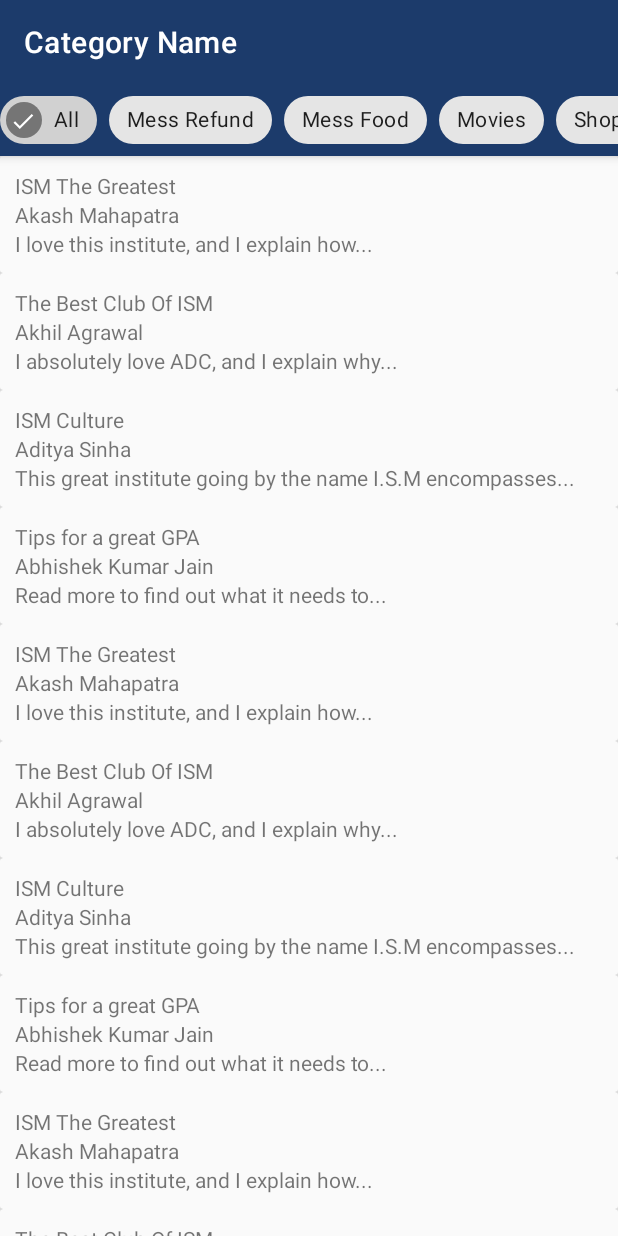
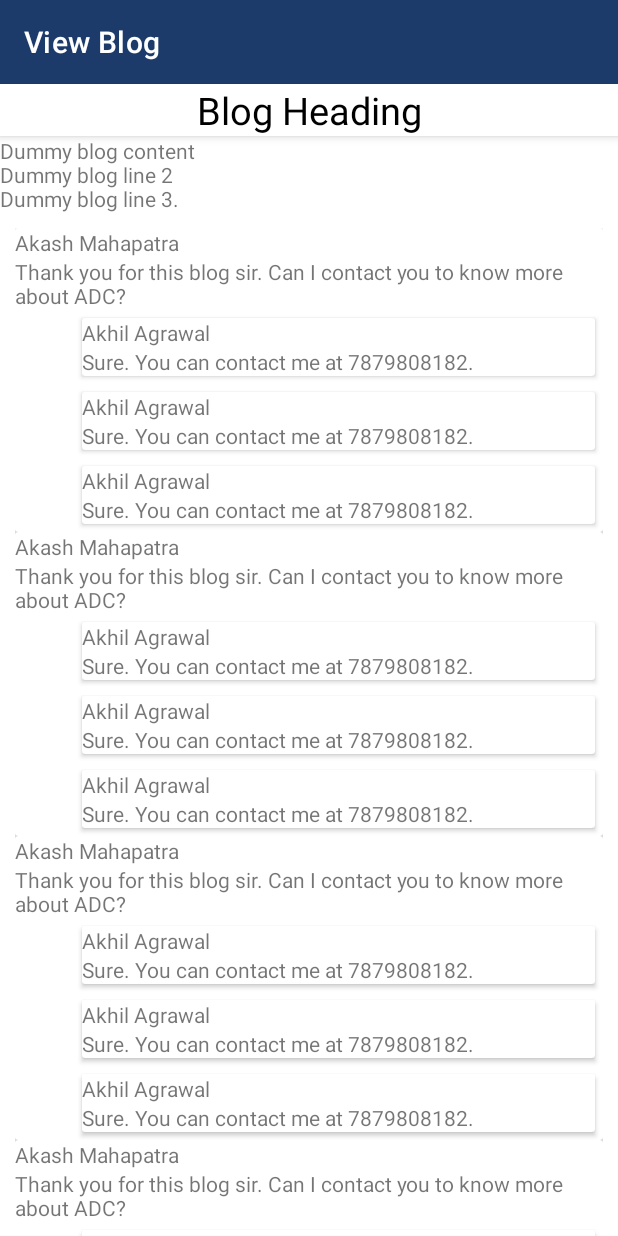
Before and after one commit to akhilagrawal123/ExpertISM, an Android app: the CategoryActivity screen opened directly, with no data from a screen before it, after a tap on "ISM The Greatest", on a phone screen of 412 x 824 dp. Run offline under Robolectric (Android 15) with nearby library versions, the light colour scheme and no system bars.

Commit message:
Completed Basic Structure of ViewBlogActivity

```diff
--- a/app/src/main/AndroidManifest.xml
+++ b/app/src/main/AndroidManifest.xml
@@ -9,7 +9,9 @@
         android:roundIcon="@mipmap/ic_launcher_round"
         android:supportsRtl="true"
         android:theme="@style/AppTheme">
-        <activity android:name=".MyProfileActivity"></activity>
+        <activity android:name=".CreateBlogActivity"></activity>
+        <activity android:name=".ViewBlogActivity" />
+        <activity android:name=".MyProfileActivity" />
         <activity
             android:name=".DevelopersActivity"
             android:label="Developers" />
--- a/app/src/main/java/android/example/expertism/CategoryActivity.java
+++ b/app/src/main/java/android/example/expertism/CategoryActivity.java
@@ -4,6 +4,7 @@ import androidx.appcompat.app.AppCompatActivity;
 import androidx.recyclerview.widget.LinearLayoutManager;
 import androidx.recyclerview.widget.RecyclerView;
 
+import android.content.Intent;
 import android.os.Bundle;
 import android.util.Log;
 import android.view.View;
@@ -11,6 +12,7 @@ import android.widget.Toast;
 
 import com.google.android.material.chip.Chip;
 import com.google.android.material.chip.ChipGroup;
+import com.google.android.material.floatingactionbutton.FloatingActionButton;
 
 import java.util.ArrayList;
 import java.util.HashSet;
@@ -51,6 +53,14 @@ public class CategoryActivity extends AppCompatActivity implements PreviewAdapte
         chipGroupSubCategory.setOnCheckedChangeListener(chipCheckChangeListener);
 
         prepareChips();
+
+        FloatingActionButton fab = findViewById(R.id.fabCreateBlog);
+        fab.setOnClickListener(new View.OnClickListener() {
+            @Override
+            public void onClick(View v) {
+                startActivity(new Intent(CategoryActivity.this, CreateBlogActivity.class));
+            }
+        });
     }
 
     private void prepareSubCategoryList() {
@@ -97,6 +107,7 @@ public class CategoryActivity extends AppCompatActivity implements PreviewAdapte
     @Override
     public void onDomainClick(int position) {
         Toast.makeText(this, "Written by " + previewList.get(position).writerName, Toast.LENGTH_SHORT).show();
+        startActivity(new Intent(this, ViewBlogActivity.class));
     }
 
     void prepareChips(){
--- /dev/null
+++ b/app/src/main/java/android/example/expertism/CreateBlogActivity.java
@@ -0,0 +1,14 @@
+package android.example.expertism;
+
+import androidx.appcompat.app.AppCompatActivity;
+
+import android.os.Bundle;
+
+public class CreateBlogActivity extends AppCompatActivity {
+
+    @Override
+    protected void onCreate(Bundle savedInstanceState) {
+        super.onCreate(savedInstanceState);
+        setContentView(R.layout.activity_create_blog);
+    }
+}
--- /dev/null
+++ b/app/src/main/java/android/example/expertism/MainCommentAdapter.java
@@ -0,0 +1,92 @@
+package android.example.expertism;
+
+import android.content.Context;
+import android.view.LayoutInflater;
+import android.view.View;
+import android.view.ViewGroup;
+import android.widget.TextView;
+
+import androidx.annotation.NonNull;
+import androidx.recyclerview.widget.LinearLayoutManager;
+import androidx.recyclerview.widget.RecyclerView;
+
+import java.util.ArrayList;
+import java.util.HashSet;
+import java.util.List;
+
+public class MainCommentAdapter extends RecyclerView.Adapter<MainCommentAdapter.PreviewViewHolder>{
+
+    /*List<PreviewItem> list;
+    PreviewListener listener;*/
+
+    Context context;
+
+    public MainCommentAdapter(Context context){
+        this.context = context;
+    }
+
+    @NonNull
+    @Override
+    public PreviewViewHolder onCreateViewHolder(@NonNull ViewGroup parent, int viewType) {
+        View view = LayoutInflater.from(parent.getContext()).inflate(R.layout.card_main_comment, parent, false);
+        return new PreviewViewHolder(view);
+    }
+
+    @Override
+    public void onBindViewHolder(@NonNull PreviewViewHolder holder, int position) {
+        /*holder.textViewHeading.setText(list.get(position).heading);
+        holder.textViewWriter.setText(list.get(position).writerName);
+        holder.textViewPreview.setText(list.get(position).previewText);*/
+        holder.recyclerViewReplyComment.setAdapter(new ReplyCommentAdapter());
+        holder.recyclerViewReplyComment.setLayoutManager(new LinearLayoutManager(context, RecyclerView.VERTICAL, false));
+    }
+
+    @Override
+    public int getItemCount() {
+        return 10;
+    }
+
+    public class PreviewViewHolder extends RecyclerView.ViewHolder implements View.OnClickListener{
+
+        //PreviewListener previewListener;
+        TextView textViewUserName, textViewComment;
+        RecyclerView recyclerViewReplyComment;
+        public PreviewViewHolder(@NonNull View itemView) {
+            super(itemView);
+            textViewUserName = itemView.findViewById(R.id.textViewUserName);
+            textViewComment = itemView.findViewById(R.id.textViewComment);
+            recyclerViewReplyComment = itemView.findViewById(R.id.recyclerViewReplyComments);
+            //textViewPreview = itemView.findViewById(R.id.textViewPreview);
+            //previewListener = listener;
+            itemView.setOnClickListener(this);
+        }
+
+        @Override
+        public void onClick(View v) {
+            //previewListener.onDomainClick(getAdapterPosition());
+        }
+    }
+
+    public static class PreviewItem{
+        String heading;
+        String writerName;
+        String previewText;
+        HashSet<Integer> subCategorySet;
+
+        public PreviewItem(String heading, String writerName, String previewText, HashSet<Integer> subCategorySet) {
+            this.heading = heading;
+            this.writerName = writerName;
+            this.previewText = previewText;
+            this.subCategorySet = subCategorySet;
+        }
+    }
+
+    /*public void updateData(List<PreviewItem> newList){
+        list = newList;
+        notifyDataSetChanged();
+    }
+
+    public interface PreviewListener{
+        void onDomainClick(int position);
+    }*/
+}
--- /dev/null
+++ b/app/src/main/java/android/example/expertism/ReplyCommentAdapter.java
@@ -0,0 +1,85 @@
+package android.example.expertism;
+
+import android.view.LayoutInflater;
+import android.view.View;
+import android.view.ViewGroup;
+import android.widget.TextView;
+
+import androidx.annotation.NonNull;
+import androidx.recyclerview.widget.RecyclerView;
+
+import java.util.ArrayList;
+import java.util.HashSet;
+import java.util.List;
+
+public class ReplyCommentAdapter extends RecyclerView.Adapter<ReplyCommentAdapter.PreviewViewHolder>{
+
+    /*List<PreviewItem> list;
+    PreviewListener listener;*/
+
+    /*public ReplyCommentAdapter(List<PreviewItem> list, PreviewListener listener) {
+        this.list = list;
+        this.listener = listener;
+    }*/
+
+    @NonNull
+    @Override
+    public PreviewViewHolder onCreateViewHolder(@NonNull ViewGroup parent, int viewType) {
+        View view = LayoutInflater.from(parent.getContext()).inflate(R.layout.card_reply_comment, parent, false);
+        return new PreviewViewHolder(view);
+    }
+
+    @Override
+    public void onBindViewHolder(@NonNull PreviewViewHolder holder, int position) {
+        /*holder.textViewHeading.setText(list.get(position).heading);
+        holder.textViewWriter.setText(list.get(position).writerName);
+        holder.textViewPreview.setText(list.get(position).previewText);*/
+    }
+
+    @Override
+    public int getItemCount() {
+        return 3;
+    }
+
+    public class PreviewViewHolder extends RecyclerView.ViewHolder implements View.OnClickListener{
+
+        //PreviewListener previewListener;
+        TextView textViewHeading, textViewWriter, textViewPreview;
+        public PreviewViewHolder(@NonNull View itemView) {
+            super(itemView);
+            /*textViewHeading = itemView.findViewById(R.id.textViewHeading);
+            textViewWriter = itemView.findViewById(R.id.textViewWriter);
+            textViewPreview = itemView.findViewById(R.id.textViewPreview);
+            previewListener = listener;
+            itemView.setOnClickListener(this);*/
+        }
+
+        @Override
+        public void onClick(View v) {
+            //previewListener.onDomainClick(getAdapterPosition());
+        }
+    }
+
+    public static class PreviewItem{
+        String heading;
+        String writerName;
+        String previewText;
+        HashSet<Integer> subCategorySet;
+
+        public PreviewItem(String heading, String writerName, String previewText, HashSet<Integer> subCategorySet) {
+            this.heading = heading;
+            this.writerName = writerName;
+            this.previewText = previewText;
+            this.subCategorySet = subCategorySet;
+        }
+    }
+
+    /*public void updateData(List<PreviewItem> newList){
+        list = newList;
+        notifyDataSetChanged();
+    }
+
+    public interface PreviewListener{
+        void onDomainClick(int position);
+    }*/
+}
--- /dev/null
+++ b/app/src/main/java/android/example/expertism/ViewBlogActivity.java
@@ -0,0 +1,19 @@
+package android.example.expertism;
+
+import androidx.appcompat.app.AppCompatActivity;
+import androidx.recyclerview.widget.LinearLayoutManager;
+import androidx.recyclerview.widget.RecyclerView;
+
+import android.os.Bundle;
+
+public class ViewBlogActivity extends AppCompatActivity {
+
+    @Override
+    protected void onCreate(Bundle savedInstanceState) {
+        super.onCreate(savedInstanceState);
+        setContentView(R.layout.activity_view_blog);
+        RecyclerView recyclerView = findViewById(R.id.recyclerViewMainComments);
+        recyclerView.setAdapter(new MainCommentAdapter(this));
+        recyclerView.setLayoutManager(new LinearLayoutManager(this, RecyclerView.VERTICAL, false));
+    }
+}
--- a/app/src/main/res/layout/activity_category.xml
+++ b/app/src/main/res/layout/activity_category.xml
@@ -43,4 +43,11 @@
 
     </androidx.recyclerview.widget.RecyclerView>
 
+    <com.google.android.material.floatingactionbutton.FloatingActionButton
+        android:id="@+id/fabCreateBlog"
+        android:layout_width="wrap_content"
+        android:layout_height="wrap_content"
+        app:fabSize="normal"
+        android:layout_margin="10dp"
+        android:layout_gravity="end|bottom"/>
 </androidx.coordinatorlayout.widget.CoordinatorLayout>
--- /dev/null
+++ b/app/src/main/res/layout/activity_create_blog.xml
@@ -0,0 +1,9 @@
+<?xml version="1.0" encoding="utf-8"?>
+<androidx.constraintlayout.widget.ConstraintLayout xmlns:android="http://schemas.android.com/apk/res/android"
+    xmlns:app="http://schemas.android.com/apk/res-auto"
+    xmlns:tools="http://schemas.android.com/tools"
+    android:layout_width="match_parent"
+    android:layout_height="match_parent"
+    tools:context=".CreateBlogActivity">
+
+</androidx.constraintlayout.widget.ConstraintLayout>
--- /dev/null
+++ b/app/src/main/res/layout/activity_view_blog.xml
@@ -0,0 +1,53 @@
+<?xml version="1.0" encoding="utf-8"?>
+<androidx.coordinatorlayout.widget.CoordinatorLayout xmlns:android="http://schemas.android.com/apk/res/android"
+    xmlns:app="http://schemas.android.com/apk/res-auto"
+    xmlns:tools="http://schemas.android.com/tools"
+    android:layout_width="match_parent"
+    android:layout_height="match_parent"
+    tools:context=".ViewBlogActivity">
+
+    <com.google.android.material.appbar.AppBarLayout
+        android:id="@+id/appbarlayout"
+        android:layout_width="match_parent"
+        android:layout_height="wrap_content"
+        android:fitsSystemWindows="true">
+        <androidx.appcompat.widget.Toolbar
+            android:id="@+id/toolbar"
+            app:titleTextColor="@android:color/white"
+            android:layout_width="match_parent"
+            android:layout_height="wrap_content"
+            app:layout_scrollFlags="scroll|enterAlways|snap"
+            app:title="View Blog" />
+        <TextView
+            android:background="@color/transparentWhite"
+            android:layout_width="match_parent"
+            android:layout_height="wrap_content"
+            app:layout_scrollFlags="snap|enterAlways"
+            android:text="Blog Heading"
+            android:textAlignment="center"
+            android:textColor="@android:color/black"
+            android:textSize="25sp"/>
+    </com.google.android.material.appbar.AppBarLayout>
+
+    <androidx.core.widget.NestedScrollView
+        android:layout_width="match_parent"
+        android:layout_height="match_parent"
+        app:layout_behavior="@string/appbar_scrolling_view_behavior">
+        <LinearLayout
+            android:layout_width="match_parent"
+            android:layout_height="match_parent"
+            android:orientation="vertical">
+            <TextView
+                android:id="@+id/textViewBlogContent"
+                android:layout_width="match_parent"
+                android:layout_height="wrap_content"
+                android:text="Dummy blog content\nDummy blog line 2\nDummy blog line 3."/>
+            <androidx.recyclerview.widget.RecyclerView
+                android:id="@+id/recyclerViewMainComments"
+                android:layout_width="match_parent"
+                android:layout_height="match_parent"
+                android:layout_margin="10dp"
+                tools:listitem="@layout/card_main_comment"/>
+        </LinearLayout>
+    </androidx.core.widget.NestedScrollView>
+</androidx.coordinatorlayout.widget.CoordinatorLayout>
--- /dev/null
+++ b/app/src/main/res/layout/card_main_comment.xml
@@ -0,0 +1,43 @@
+<?xml version="1.0" encoding="utf-8"?>
+<androidx.cardview.widget.CardView xmlns:android="http://schemas.android.com/apk/res/android"
+    android:layout_width="match_parent"
+    android:layout_height="wrap_content"
+    xmlns:app="http://schemas.android.com/apk/res-auto"
+    xmlns:tools="http://schemas.android.com/tools">
+    <androidx.constraintlayout.widget.ConstraintLayout
+        android:layout_width="match_parent"
+        android:layout_height="match_parent">
+        <TextView
+            android:id="@+id/textViewUserName"
+            android:layout_width="match_parent"
+            android:layout_height="wrap_content"
+            android:text="Akash Mahapatra"
+            app:layout_constraintTop_toTopOf="parent"
+            app:layout_constraintStart_toStartOf="parent"
+            app:layout_constraintEnd_toEndOf="parent"/>
+        <TextView
+            android:id="@+id/textViewComment"
+            android:layout_width="match_parent"
+            android:layout_height="wrap_content"
+            android:text="Thank you for this blog sir. Can I contact you to know more about ADC?"
+            app:layout_constraintTop_toBottomOf="@id/textViewUserName"
+            app:layout_constraintStart_toStartOf="parent"
+            app:layout_constraintEnd_toEndOf="parent"/>
+        <androidx.constraintlayout.widget.Guideline
+            android:layout_width="wrap_content"
+            android:layout_height="wrap_content"
+            android:id="@+id/guideline"
+            android:orientation="vertical"
+            app:layout_constraintGuide_percent="0.1"/>
+        <androidx.recyclerview.widget.RecyclerView
+            android:id="@+id/recyclerViewReplyComments"
+            android:layout_width="0dp"
+            android:layout_height="wrap_content"
+            app:layout_constraintTop_toBottomOf="@id/textViewComment"
+            app:layout_constraintStart_toStartOf="@id/guideline"
+            app:layout_constraintEnd_toEndOf="parent"
+            app:layout_constraintBottom_toBottomOf="parent"
+            app:layout_constraintHorizontal_bias="0.2"
+            tools:listitem="@layout/card_reply_comment"/>
+    </androidx.constraintlayout.widget.ConstraintLayout>
+</androidx.cardview.widget.CardView>
--- /dev/null
+++ b/app/src/main/res/layout/card_reply_comment.xml
@@ -0,0 +1,28 @@
+<?xml version="1.0" encoding="utf-8"?>
+<androidx.cardview.widget.CardView xmlns:android="http://schemas.android.com/apk/res/android"
+    android:layout_width="match_parent"
+    android:layout_height="wrap_content"
+    android:layout_margin="5dp"
+    xmlns:app="http://schemas.android.com/apk/res-auto">
+    <androidx.constraintlayout.widget.ConstraintLayout
+        android:layout_width="match_parent"
+        android:layout_height="match_parent"
+        android:orientation="vertical">
+        <TextView
+            android:id="@+id/textViewReplyUserName"
+            android:text="Akhil Agrawal"
+            android:layout_width="match_parent"
+            android:layout_height="wrap_content"
+            app:layout_constraintTop_toTopOf="parent"
+            app:layout_constraintStart_toStartOf="parent"
+            app:layout_constraintEnd_toEndOf="parent"/>
+        <TextView
+            android:id="@+id/textViewReplyComment"
+            android:text="Sure. You can contact me at 7879808182."
+            android:layout_width="match_parent"
+            android:layout_height="wrap_content"
+            app:layout_constraintTop_toBottomOf="@id/textViewReplyUserName"
+            app:layout_constraintStart_toStartOf="parent"
+            app:layout_constraintEnd_toEndOf="parent"/>
+    </androidx.constraintlayout.widget.ConstraintLayout>
+</androidx.cardview.widget.CardView>
```
